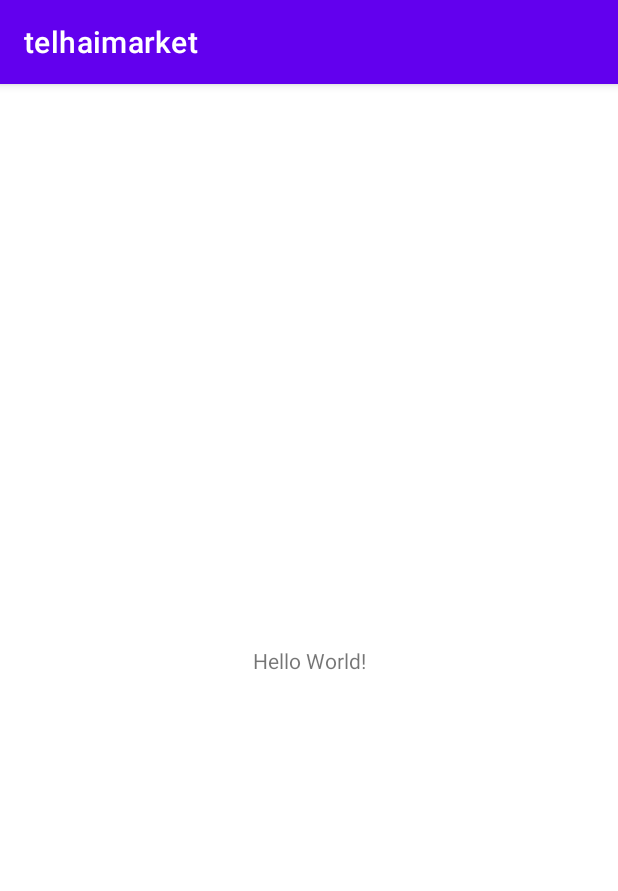
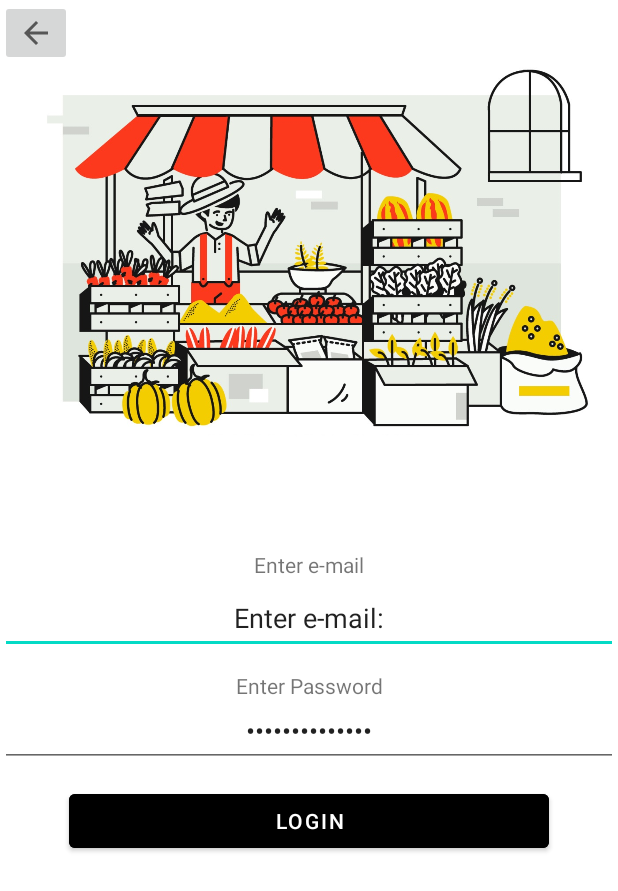
Before and after one commit to gonensel/telhaimarket, an Android app: the screen it shows after launch (MainActivity before the commit, Login after it), on a phone screen of 412 x 824 dp. Shown: the top 891 px of the screen. Run offline under Robolectric (Android 15) with nearby library versions, the phone set to English and light mode, and no system bars.

Commit message:
frontEnd Login screen activity version -- 0.01 (Raz and Hadas)

```diff
--- a/app/build.gradle
+++ b/app/build.gradle
@@ -25,6 +25,9 @@ android {
         sourceCompatibility JavaVersion.VERSION_1_8
         targetCompatibility JavaVersion.VERSION_1_8
     }
+    buildFeatures {
+        viewBinding true
+    }
 }
 
 dependencies {
--- /dev/null
+++ b/app/src/main/java/com/example/telhaimarket/Login.java
@@ -0,0 +1,29 @@
+package com.example.telhaimarket;
+
+import android.annotation.SuppressLint;
+
+import androidx.appcompat.app.ActionBar;
+import androidx.appcompat.app.AppCompatActivity;
+
+import android.os.Build;
+import android.os.Bundle;
+import android.os.Handler;
+import android.view.MotionEvent;
+import android.view.View;
+import android.view.WindowInsets;
+
+import com.example.telhaimarket.databinding.ActivityLoginBinding;
+
+/**
+ * An example full-screen activity that shows and hides the system UI (i.e.
+ * status bar and navigation/system bar) with user interaction.
+ */
+public class Login extends AppCompatActivity {
+
+    @Override
+    protected void onCreate(Bundle savedInstanceState) {
+        super.onCreate(savedInstanceState);
+        setContentView(R.layout.activity_login);
+        getSupportActionBar().hide();
+    }
+}
--- /dev/null
+++ b/app/src/main/res/layout/activity_login.xml
@@ -0,0 +1,86 @@
+<?xml version="1.0" encoding="utf-8"?>
+<FrameLayout xmlns:android="http://schemas.android.com/apk/res/android"
+    xmlns:app="http://schemas.android.com/apk/res-auto"
+    xmlns:tools="http://schemas.android.com/tools"
+    android:layout_width="match_parent"
+    android:layout_height="match_parent"
+    android:background="@color/white"
+    android:theme="@style/ThemeOverlay.Telhaimarket.FullscreenContainer"
+    tools:context=".Login">
+
+    <FrameLayout
+        android:layout_width="match_parent"
+        android:layout_height="match_parent">
+
+        <TextView
+            android:id="@+id/textView3"
+            android:layout_width="wrap_content"
+            android:layout_height="wrap_content"
+            android:ems="25"
+            android:text="@string/enter_e_mail_text"
+            android:textAlignment="center"
+            android:layout_marginTop="-35dp"
+            android:layout_gravity="center" />
+
+        <EditText
+            android:id="@+id/editTextTextEmailAddress3"
+            android:layout_width="wrap_content"
+            android:layout_height="wrap_content"
+            android:layout_gravity="center"
+            android:ems="20"
+            android:inputType="textEmailAddress"
+            android:minHeight="48dp"
+            android:text="@string/enter_e_mail"
+            android:textAlignment="center" />
+
+        <TextView
+            android:id="@+id/textView2"
+            android:layout_width="wrap_content"
+            android:layout_height="wrap_content"
+            android:ems="25"
+            android:text="@string/enter_password"
+            android:textAlignment="center"
+            android:layout_marginTop="45dp"
+            android:layout_gravity="center" />
+
+        <EditText
+            android:id="@+id/editTextTextPassword2"
+            android:layout_width="wrap_content"
+            android:layout_height="wrap_content"
+            android:layout_gravity="center"
+            android:layout_marginTop="75dp"
+            android:ems="20"
+            android:inputType="textPassword"
+            android:minHeight="48dp"
+            android:text="@string/enter_password"
+            android:textAlignment="center" />
+
+        <Button
+            android:id="@+id/button"
+            android:layout_width="wrap_content"
+            android:layout_height="wrap_content"
+            android:ems="20"
+            android:layout_marginTop="135dp"
+            android:text="@string/login"
+            android:backgroundTint="@color/black"
+            android:textAlignment="center"
+            android:layout_gravity="center" />
+
+        <ImageView
+            android:id="@+id/imageView"
+            android:layout_width="wrap_content"
+            android:layout_height="wrap_content"
+            android:layout_marginTop="-320dp"
+            android:ems="20"
+            app:srcCompat="@drawable/traditional_market" />
+
+        <ImageButton
+            android:id="@+id/imageButton"
+            android:layout_width="wrap_content"
+            android:layout_height="wrap_content"
+            android:text="@string/back"
+            android:contentDescription="@string/back_button"
+            app:srcCompat="?attr/actionModeCloseDrawable" />
+
+    </FrameLayout>
+</FrameLayout>
--- a/app/src/main/res/values-night/themes.xml
+++ b/app/src/main/res/values-night/themes.xml
@@ -13,4 +13,9 @@
         <item name="android:statusBarColor" tools:targetApi="l">?attr/colorPrimaryVariant</item>
         <!-- Customize your theme here. -->
     </style>
+
+    <style name="ThemeOverlay.Telhaimarket.FullscreenContainer" parent="">
+        <item name="fullscreenBackgroundColor">@color/light_blue_900</item>
+        <item name="fullscreenTextColor">@color/light_blue_A400</item>
+    </style>
 </resources>
--- /dev/null
+++ b/app/src/main/res/values/attrs.xml
@@ -0,0 +1,6 @@
+<resources>
+    <declare-styleable name="FullscreenAttrs">
+        <attr name="fullscreenBackgroundColor" format="color" />
+        <attr name="fullscreenTextColor" format="color" />
+    </declare-styleable>
+</resources>
--- a/app/src/main/res/values/colors.xml
+++ b/app/src/main/res/values/colors.xml
@@ -1,10 +1,15 @@
 <?xml version="1.0" encoding="utf-8"?>
 <resources>
-    <color name="purple_200">#FFBB86FC</color>
-    <color name="purple_500">#FF6200EE</color>
-    <color name="purple_700">#FF3700B3</color>
+    <color name="purple_200">#FFFFFFFF</color>
+    <color name="purple_500">#FFFFFFFF</color>
+    <color name="purple_700">#FFFFFFFF</color>
     <color name="teal_200">#FF03DAC5</color>
     <color name="teal_700">#FF018786</color>
     <color name="black">#FF000000</color>
     <color name="white">#FFFFFFFF</color>
+    <color name="light_blue_600">#FF039BE5</color>
+    <color name="light_blue_900">#FF01579B</color>
+    <color name="light_blue_A200">#FF40C4FF</color>
+    <color name="light_blue_A400">#FF00B0FF</color>
+    <color name="black_overlay">#66000000</color>
 </resources>
--- a/app/src/main/res/values/strings.xml
+++ b/app/src/main/res/values/strings.xml
@@ -1,3 +1,15 @@
 <resources>
     <string name="app_name">telhaimarket</string>
+    <string name="title_activity_login">Login</string>
+    <string name="dummy_button">Dummy Button</string>
+    <string name="dummy_content">DUMMY\nCONTENT</string>
+    <string name="title_activity_regisrer">Regisrer</string>
+    <string name="title_activity_new_post">NewPost</string>
+    <string name="back">back</string>
+    <string name="back_button">back button</string>
+    <string name="login">Login</string>
+    <string name="enter_password">Enter Password</string>
+    <string name="enter_password_text">Enter Password</string>
+    <string name="enter_e_mail">Enter e-mail:</string>
+    <string name="enter_e_mail_text">Enter e-mail</string>
 </resources>
--- /dev/null
+++ b/app/src/main/res/values/styles.xml
@@ -0,0 +1,11 @@
+<resources>
+
+    <style name="Widget.Theme.Telhaimarket.ActionBar.Fullscreen" parent="Widget.AppCompat.ActionBar">
+        <item name="android:background">@color/black_overlay</item>
+    </style>
+
+    <style name="Widget.Theme.Telhaimarket.ButtonBar.Fullscreen" parent="">
+        <item name="android:background">@color/black_overlay</item>
+        <item name="android:buttonBarStyle">?android:attr/buttonBarStyle</item>
+    </style>
+</resources>
--- a/app/src/main/res/values/themes.xml
+++ b/app/src/main/res/values/themes.xml
@@ -13,4 +13,16 @@
         <item name="android:statusBarColor" tools:targetApi="l">?attr/colorPrimaryVariant</item>
         <!-- Customize your theme here. -->
     </style>
+
+    <style name="Theme.Telhaimarket.Fullscreen" parent="Theme.Telhaimarket">
+        <item name="android:actionBarStyle">@style/Widget.Theme.Telhaimarket.ActionBar.Fullscreen
+        </item>
+        <item name="android:windowActionBarOverlay">true</item>
+        <item name="android:windowBackground">@null</item>
+    </style>
+
+    <style name="ThemeOverlay.Telhaimarket.FullscreenContainer" parent="">
+        <item name="fullscreenBackgroundColor">@color/light_blue_600</item>
+        <item name="fullscreenTextColor">@color/light_blue_A200</item>
+    </style>
 </resources>
```
Also changed, not shown: app/src/main/AndroidManifest.xml (+24 -0 lines), app/src/main/java/com/example/telhaimarket/NewPost.java (added, +187 -0 lines), app/src/main/java/com/example/telhaimarket/Regisrer.java (added, +187 -0 lines), app/src/main/res/layout/activity_new_post.xml (added, +51 -0 lines), app/src/main/res/layout/activity_regisrer.xml (added, +51 -0 lines), app/src/main/res/drawable/traditional_market.jpg (added).
